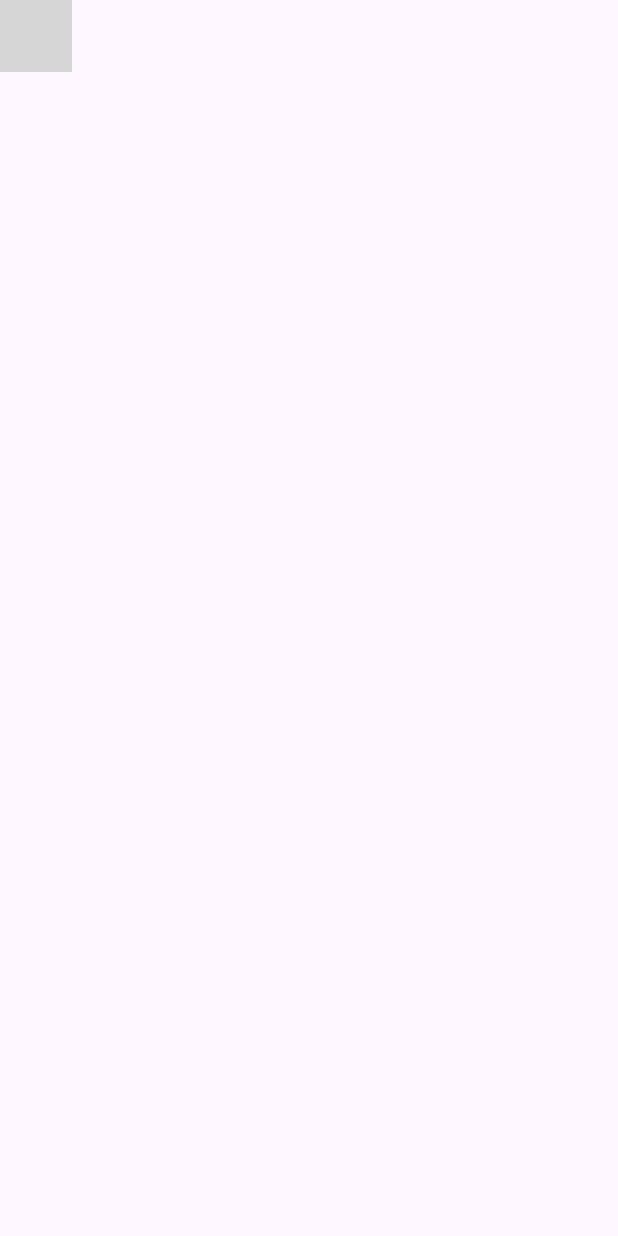
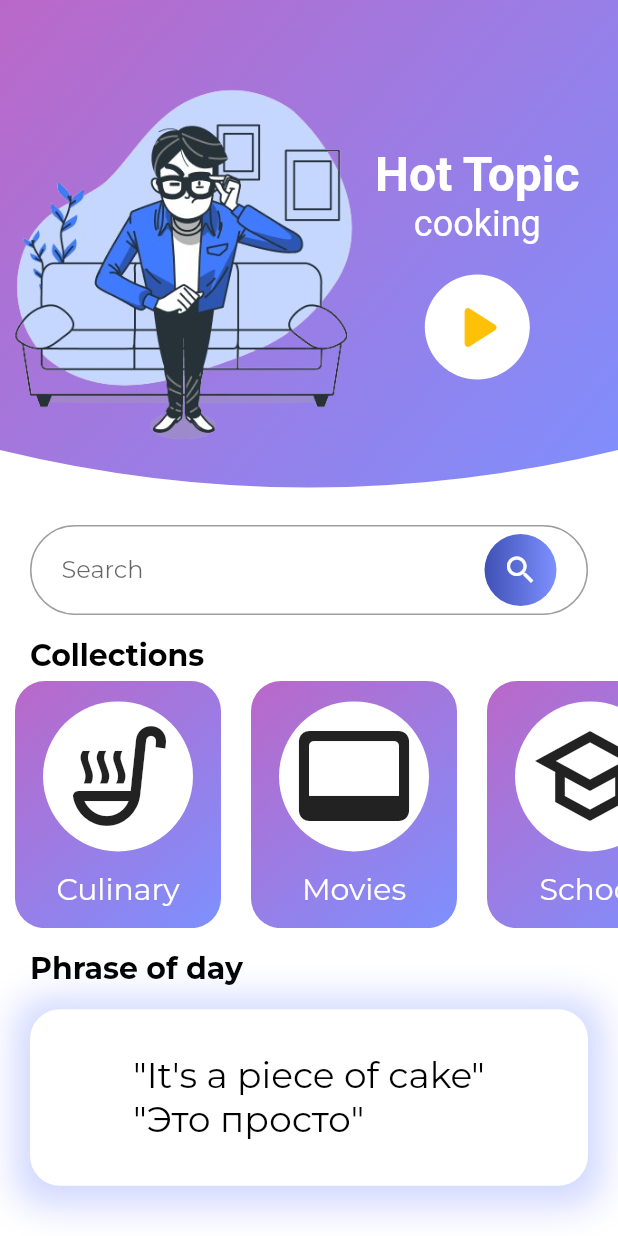
Before and after one commit to assanbayg/uniscode, a Flutter app: the screen it shows after launch, on a phone screen of 412 x 824 dp. Run offline on Flutter 3.47's test engine with Material 2 defaults, Android fonts, the phone set to English and light mode, and no system bars; our stand-ins replace google_fonts; missing offline and left inert: graphview; grey boxes are pictures that could not be loaded.

Commit message:
Add home screen ui

```diff
--- a/lib/internal/application.dart
+++ b/lib/internal/application.dart
@@ -1,5 +1,7 @@
 import 'package:flutter/material.dart';
-import 'package:uniscode/presentation/graph_view_screen.dart';
+import 'package:uniscode/themes.dart';
+import 'package:uniscode/presentation/screens/graph_view_screen.dart';
+import 'package:uniscode/presentation/screens/home.dart';
 
 class MyApp extends StatelessWidget {
   const MyApp({super.key});
@@ -8,14 +10,12 @@ class MyApp extends StatelessWidget {
   Widget build(BuildContext context) {
     return MaterialApp(
       title: 'uNIScode',
-      theme: ThemeData(
-        colorScheme: ColorScheme.fromSeed(seedColor: Colors.deepPurple),
-        useMaterial3: true,
-      ),
-      home: const GraphViewScreen(),
+      theme: AppTheme.lightTheme,
+      darkTheme: AppTheme.darkTheme,
       initialRoute: '/',
       routes: {
-        GraphViewScreen.routeName: (context) => const GraphViewScreen(),
+        HomeScreen.routeName: (context) => const HomeScreen(),
+        GraphViewScreen.routeName: (context) => GraphViewScreen(),
       },
     );
   }
--- a/lib/presentation/graph_view_screen.dart
+++ /dev/null
@@ -1,103 +0,0 @@
-import 'package:flutter/material.dart';
-import 'package:graphview/graphview.dart';
-import 'package:uniscode/presentation/circle_node_widget.dart';
-
-class GraphViewScreen extends StatefulWidget {
-  static const routeName = '/graphview';
-  const GraphViewScreen({super.key});
-
-  @override
-  State<GraphViewScreen> createState() => _GraphViewScreenState();
-}
-
-class _GraphViewScreenState extends State<GraphViewScreen> {
-  final Graph graph = Graph();
-
-  @override
-  void initState() {
-    // any json data you desire but i desire for sleep
-    // but describe nodes and edges
-    var jsonData = {
-      'nodes': [
-        {
-          'id': '1',
-          'value': 'Initiate',
-          'description': 'The commencement point'
-        },
-        {
-          'id': '2',
-          'value': 'Subsequent',
-          'description': 'Following in order or succession'
-        },
-        {
-          'id': '3',
-          'value': 'Sequential',
-          'description': 'Arranged in a sequence'
-        },
-        {
-          'id': '4',
-          'value': 'Cognizant',
-          'description': 'Aware and perceptive'
-        },
-        {
-          'id': '5',
-          'value': 'Ubiquitous',
-          'description': 'Present everywhere at the same time'
-        },
-        {
-          'id': '6',
-          'value': 'Hella smart',
-          'description': 'Present everywhere at the same time'
-        },
-      ],
-      'edges': [
-        {'source': '1', 'target': '2'},
-        {'source': '2', 'target': '3'},
-        {'source': '3', 'target': '4'},
-        {'source': '4', 'target': '5'},
-        {'source': '1', 'target': '6'},
-        {'source': '2', 'target': '6'},
-      ],
-    };
-
-    // create nodes from json
-    var nodeMap = <String, Node>{};
-    for (var nodeData in jsonData['nodes']!) {
-      var node = Node.Id(nodeData['value']);
-      graph.addNode(node);
-      nodeMap[nodeData['id'] as String] = node;
-    }
-
-    // create edges from JSON
-    for (var edgeData in jsonData['edges']!) {
-      var sourceNode = nodeMap[edgeData['source']];
-      var targetNode = nodeMap[edgeData['target']];
-      graph.addEdge(sourceNode!, targetNode!);
-    }
-
-    super.initState();
-  }
-
-  @override
-  Widget build(BuildContext context) {
-    return Scaffold(
-      body: InteractiveViewer(
-        constrained: false,
-        boundaryMargin: const EdgeInsets.all(100),
-        minScale: 0.01,
-        maxScale: 5.6,
-        child: GraphView(
-          graph: graph,
-          algorithm: FruchtermanReingoldAlgorithm(),
-          paint: Paint()
-            ..color = Colors.green
-            ..strokeWidth = 1
-            ..style = PaintingStyle.stroke,
-          builder: (Node node) {
-            return CirlceNodeWidget(node);
-          },
-        ),
-      ),
-    );
-  }
-}
--- /dev/null
+++ b/lib/presentation/screens/graph_view_screen.dart
@@ -0,0 +1,141 @@
+import 'package:flutter/material.dart';
+import 'package:graphview/graphview.dart';
+import 'package:uniscode/presentation/widgets/circle_node_widget.dart';
+
+class GraphViewScreen extends StatefulWidget {
+  static const routeName = '/graphview';
+  const GraphViewScreen({super.key});
+
+  @override
+  State<GraphViewScreen> createState() => _GraphViewScreenState();
+}
+
+class _GraphViewScreenState extends State<GraphViewScreen> {
+  final Graph graph = Graph();
+
+  @override
+  void initState() {
+    // any json data you desire but i desire for sleep
+    // but describe nodes and edges
+    var jsonData = {
+      'nodes': [
+        {
+          'id': '1',
+          'value': 'Cultural Identity',
+          'description':
+              'The identity of a group or culture, including language, traditions, and beliefs'
+        },
+        {
+          'id': '2',
+          'value': 'Ethnicity',
+          'description':
+              'Categorization based on shared cultural traits, ancestry, nationality, or regional origin'
+        },
+        {
+          'id': '3',
+          'value': 'Heritage',
+          'description':
+              'Inherited traditions, customs, and attributes passed down through generations'
+        },
+        {
+          'id': '4',
+          'value': 'Diversity',
+          'description':
+              'Variety and differences within a group, society, or culture'
+        },
+        {
+          'id': '5',
+          'value': 'Acculturation',
+          'description':
+              'The process of adopting and integrating aspects of another culture'
+        },
+        {
+          'id': '6',
+          'value': 'Pluralism',
+          'description':
+              'The coexistence of diverse cultural groups, respecting and valuing differences'
+        },
+        {
+          'id': '7',
+          'value': 'Cosmopolitan',
+          'description':
+              'Familiar with and at ease in different cultures or parts of the world'
+        },
+        {
+          'id': '8',
+          'value': 'Syncretism',
+          'description':
+              'The blending or fusion of different cultural elements or beliefs'
+        },
+        {
+          'id': '9',
+          'value': 'Homogeneity',
+          'description': 'Uniformity or similarity within a cultural group'
+        },
+        {
+          'id': '10',
+          'value': 'Hybridity',
+          'description':
+              'The combination of elements from different cultures, creating something new'
+        }
+      ],
+      'edges': [
+        {'source': '1', 'target': '2'},
+        {'source': '1', 'target': '3'},
+        {'source': '1', 'target': '4'},
+        {'source': '2', 'target': '5'},
+        {'source': '2', 'target': '6'},
+        {'source': '3', 'target': '6'},
+        {'source': '4', 'target': '8'},
+        {'source': '4', 'target': '9'},
+        {'source': '5', 'target': '8'},
+        {'source': '5', 'target': '10'},
+        {'source': '6', 'target': '7'},
+        {'source': '6', 'target': '8'},
+        {'source': '9', 'target': '10'}
+      ]
+    };
+
+    // create nodes from json
+    var nodeMap = <String, Node>{};
+    for (var nodeData in jsonData['nodes']!) {
+      var node = Node.Id(nodeData['value']);
+      graph.addNode(node);
+      nodeMap[nodeData['id'] as String] = node;
+    }
+
+    // create edges from JSON
+    for (var edgeData in jsonData['edges']!) {
+      var sourceNode = nodeMap[edgeData['source']];
+      var targetNode = nodeMap[edgeData['target']];
+      graph.addEdge(sourceNode!, targetNode!);
+    }
+
+    super.initState();
+  }
+
+  @override
+  Widget build(BuildContext context) {
+    final args = ModalRoute.of(context)?.settings.arguments as String;
+
+    return Scaffold(
+      body: InteractiveViewer(
+        constrained: false,
+        boundaryMargin: const EdgeInsets.all(100),
+        minScale: 0.01,
+        maxScale: 5.6,
+        child: GraphView(
+          graph: graph,
+          algorithm: FruchtermanReingoldAlgorithm(),
+          paint: Paint()
+            ..color = Colors.green
+            ..strokeWidth = 1
+            ..style = PaintingStyle.stroke,
+          builder: (Node node) {
+            return CirlceNodeWidget(node);
+          },
+        ),
+      ),
+    );
+  }
+}
--- /dev/null
+++ b/lib/presentation/screens/home.dart
@@ -0,0 +1,26 @@
+import 'package:flutter/material.dart';
+import 'package:uniscode/presentation/widgets/phrase_day_widget.dart';
+import 'package:uniscode/presentation/widgets/search_collection_widget.dart';
+import 'package:uniscode/presentation/widgets/topic_collections.dart';
+import 'package:uniscode/presentation/widgets/topic_day_widget.dart';
+
+class HomeScreen extends StatelessWidget {
+  static const routeName = '/';
+  const HomeScreen({super.key});
+
+  @override
+  Widget build(BuildContext context) {
+    return Scaffold(
+      body: SingleChildScrollView(
+        child: Column(
+          children: [
+            const TopicOfDayWidget(),
+            SearchCollectionWidget(),
+            const TopicCollections(),
+            const PhraseOfDayWidget(),
+          ],
+        ),
+      ),
+    );
+  }
+}
--- /dev/null
+++ b/lib/presentation/widgets/phrase_day_widget.dart
@@ -0,0 +1,50 @@
+import 'package:flutter/material.dart';
+
+class PhraseOfDayWidget extends StatelessWidget {
+  const PhraseOfDayWidget({super.key});
+
+  @override
+  Widget build(BuildContext context) {
+    return Column(
+      crossAxisAlignment: CrossAxisAlignment.start,
+      children: [
+        Padding(
+          padding: const EdgeInsets.symmetric(horizontal: 20, vertical: 5),
+          child: Text(
+            'Phrase of day',
+            style: Theme.of(context)
+                .textTheme
+                .titleLarge!
+                .copyWith(fontWeight: FontWeight.bold),
+          ),
+        ),
+        Container(
+          // width: MediaQuery.of(context).size.width * 2 / 3,
+          height: MediaQuery.of(context).size.height / 7,
+          padding: const EdgeInsets.all(10),
+          decoration: BoxDecoration(
+            color: Colors.white,
+            borderRadius: BorderRadius.circular(20),
+            boxShadow: [
+              BoxShadow(
+                color: Theme.of(context).colorScheme.primary.withAlpha(90),
+                blurRadius: 20,
+                spreadRadius: 10,
+                offset: const Offset(
+                  0.0,
+                  3.0,
+                ),
+              ),
+            ],
+          ),
+          alignment: Alignment.center,
+          margin: const EdgeInsets.symmetric(vertical: 10, horizontal: 20),
+          child: Text(
+            '"It\'s a piece of cake"\n"Это просто"',
+            style: Theme.of(context).textTheme.headlineSmall,
+          ),
+        ),
+      ],
+    );
+  }
+}
--- /dev/null
+++ b/lib/presentation/widgets/search_collection_widget.dart
@@ -0,0 +1,56 @@
+import 'package:flutter/material.dart';
+import 'package:uniscode/presentation/screens/graph_view_screen.dart';
+
+class SearchCollectionWidget extends StatelessWidget {
+  final TextEditingController _controller = TextEditingController();
+
+  SearchCollectionWidget({super.key});
+
+  void _search(BuildContext context) {
+    Navigator.pushNamed(context, GraphViewScreen.routeName,
+        arguments: _controller.text);
+  }
+
+  @override
+  Widget build(BuildContext context) {
+    return Container(
+      padding: const EdgeInsets.symmetric(horizontal: 20, vertical: 5),
+      margin: const EdgeInsets.symmetric(horizontal: 20),
+      decoration: BoxDecoration(
+        borderRadius: BorderRadius.circular(30),
+        border: Border.all(color: Colors.grey),
+      ),
+      child: Row(
+        children: [
+          Expanded(
+            child: TextField(
+              controller: _controller,
+              decoration: const InputDecoration(
+                border: InputBorder.none,
+                hintText: 'Search',
+              ),
+            ),
+          ),
+          Container(
+            decoration: BoxDecoration(
+              shape: BoxShape.circle,
+              gradient: LinearGradient(
+                colors: [
+                  Colors.indigo,
+                  Theme.of(context).colorScheme.primary,
+                ],
+                begin: Alignment.centerLeft,
+                end: Alignment.centerRight,
+              ),
+            ),
+            child: IconButton(
+              icon: const Icon(Icons.search),
+              onPressed: () => _search(context),
+              color: Colors.white,
+            ),
+          ),
+        ],
+      ),
+    );
+  }
+}
--- /dev/null
+++ b/lib/presentation/widgets/topic_collections.dart
@@ -0,0 +1,102 @@
+import 'package:flutter/material.dart';
+import 'package:uniscode/presentation/screens/graph_view_screen.dart';
+
+class TopicCollections extends StatelessWidget {
+  const TopicCollections({super.key});
+
+  @override
+  Widget build(BuildContext context) {
+    return Container(
+      margin: EdgeInsets.symmetric(vertical: 10),
+      child: Column(
+        crossAxisAlignment: CrossAxisAlignment.start,
+        children: [
+          Padding(
+            padding: const EdgeInsets.symmetric(horizontal: 20, vertical: 5),
+            child: Text(
+              'Collections',
+              style: Theme.of(context)
+                  .textTheme
+                  .titleLarge!
+                  .copyWith(fontWeight: FontWeight.bold),
+            ),
+          ),
+          const SingleChildScrollView(
+            scrollDirection: Axis.horizontal,
+            child: Row(
+              children: [
+                Collection(
+                    iconData: Icons.soup_kitchen_outlined,
+                    collectionName: 'Culinary'),
+                Collection(
+                    iconData: Icons.video_label_rounded,
+                    collectionName: 'Movies'),
+                Collection(
+                    iconData: Icons.school_outlined, collectionName: 'School'),
+                Collection(
+                    iconData: Icons.local_hospital_outlined,
+                    collectionName: 'Health'),
+              ],
+            ),
+          ),
+        ],
+      ),
+    );
+  }
+}
+
+class Collection extends StatelessWidget {
+  final IconData iconData;
+  final String collectionName;
+
+  const Collection({
+    super.key,
+    required this.iconData,
+    required this.collectionName,
+  });
+
+  @override
+  Widget build(BuildContext context) {
+    return GestureDetector(
+      onTap: () {
+        Navigator.pushNamed(context, GraphViewScreen.routeName,
+            arguments: collectionName);
+      },
+      child: Container(
+        width: MediaQuery.of(context).size.width / 3,
+        height: MediaQuery.of(context).size.height / 5,
+        margin: const EdgeInsets.symmetric(horizontal: 10),
+        decoration: BoxDecoration(
+          borderRadius: BorderRadius.circular(20),
+          color: Theme.of(context).colorScheme.primary,
+          gradient: LinearGradient(
+            colors: [
+              Colors.purple.shade300,
+              Theme.of(context).colorScheme.primary,
+            ],
+            begin: Alignment.topLeft,
+            end: Alignment.bottomRight,
+          ),
+        ),
+        child: Column(
+          mainAxisAlignment: MainAxisAlignment.spaceEvenly,
+          children: [
+            Container(
+                padding: const EdgeInsets.all(10),
+                decoration: const BoxDecoration(
+                    shape: BoxShape.circle, color: Colors.white),
+                child: Icon(
+                  iconData,
+                  size: 80,
+                  // color: Theme.of(context).colorScheme.primaryContainer,
+                )),
+            Text(
+              collectionName,
+              style: const TextStyle(fontSize: 20, color: Colors.white),
+            ),
+          ],
+        ),
+      ),
+    );
+  }
+}
--- /dev/null
+++ b/lib/presentation/widgets/topic_day_widget.dart
@@ -0,0 +1,82 @@
+import 'package:flutter/material.dart';
+
+class TopicOfDayWidget extends StatelessWidget {
+  const TopicOfDayWidget({super.key});
+
+  @override
+  Widget build(BuildContext context) {
+    String topicOfDay = 'cooking';
+
+    return ClipPath(
+      clipper: RoundedBottomClipper(),
+      child: Container(
+        height: 350,
+        decoration: BoxDecoration(
+          gradient: LinearGradient(
+            colors: [
+              Colors.purple.shade300,
+              Theme.of(context).colorScheme.primary,
+            ],
+            begin: Alignment.topLeft,
+            end: Alignment.bottomRight,
+          ),
+          borderRadius: const BorderRadius.vertical(
+            bottom: Radius.circular(50),
+          ),
+        ),
+        child: Row(
+          children: [
+            // some random image for now
+            SizedBox(
+                width: 250,
+                child: Image.asset(
+                  'assets/curious-dude.png',
+                )),
+            Column(
+              mainAxisAlignment: MainAxisAlignment.center,
+              children: [
+                Text(
+                  "Hot Topic",
+                  style: Theme.of(context)
+                      .primaryTextTheme
+                      .titleLarge!
+                      .copyWith(fontSize: 32, fontWeight: FontWeight.bold),
+                ),
+                Text(topicOfDay,
+                    style: Theme.of(context).primaryTextTheme.headlineSmall),
+                SizedBox(height: 20),
+                Container(
+                    alignment: Alignment.center,
+                    padding: const EdgeInsets.all(10),
+                    decoration: const BoxDecoration(
+                        shape: BoxShape.circle, color: Colors.white),
+                    child: Icon(
+                      Icons.play_arrow_rounded,
+                      size: 50,
+                      color: Colors.amber,
+                    )),
+              ],
+            )
+          ],
+        ),
+      ),
+    );
+  }
+}
+
+class RoundedBottomClipper extends CustomClipper<Path> {
+  @override
+  Path getClip(Size size) {
+    var path = Path();
+    path.lineTo(0.0, size.height - 50.0);
+    path.quadraticBezierTo(
+        size.width / 2, size.height, size.width, size.height - 50.0);
+    path.lineTo(size.width, 0.0);
+    return path;
+  }
+
+  @override
+  bool shouldReclip(CustomClipper<Path> oldClipper) {
+    return false;
+  }
+}
--- /dev/null
+++ b/lib/themes.dart
@@ -0,0 +1,46 @@
+import 'package:flutter/material.dart';
+import 'package:google_fonts/google_fonts.dart';
+
+class AppTheme {
+  AppTheme._();
+  static final ThemeData lightTheme = ThemeData(
+    scaffoldBackgroundColor: Colors.white,
+    appBarTheme: const AppBarTheme(
+      color: Colors.white,
+      iconTheme: IconThemeData(
+        color: Colors.black,
+      ),
+    ),
+    colorScheme: const ColorScheme.light(
+      primary: Color.fromARGB(255, 125, 144, 255),
+      onPrimary: Colors.white,
+      primaryContainer: Colors.indigoAccent,
+      secondary: Colors.yellow,
+    ),
+    textTheme:
+        GoogleFonts.montserratTextTheme(ThemeData.light().textTheme.apply(
+              bodyColor: Colors.black,
+              displayColor: Colors.black,
+            )),
+  );
+
+  static final ThemeData darkTheme = ThemeData(
+    scaffoldBackgroundColor: Colors.black,
+    appBarTheme: const AppBarTheme(
+      color: Colors.black,
+      iconTheme: IconThemeData(
+        color: Colors.white,
+      ),
+    ),
+    colorScheme: const ColorScheme.dark(
+      primary: Colors.blue,
+      onPrimary: Colors.black,
+      primaryContainer: Colors.blueAccent,
+      secondary: Colors.red,
+    ),
+    textTheme: GoogleFonts.montserratTextTheme(ThemeData.dark().textTheme.apply(
+          bodyColor: Colors.white,
+          displayColor: Colors.white,
+        )),
+  );
+}
```
Also changed, not shown: pubspec.yaml (+5 -6 lines), assets/curious-dude.png (added), lib/presentation/widgets/circle_node_widget.dart (renamed from lib/presentation/circle_node_widget.dart), pubspec.lock, 1 other file.
